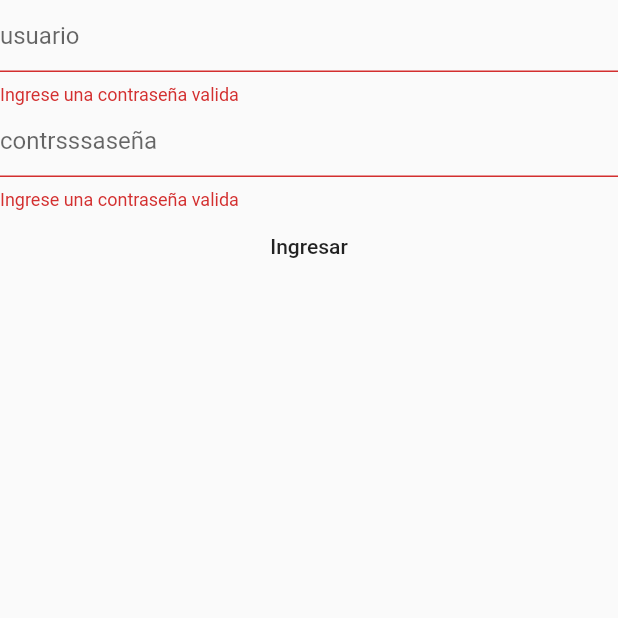
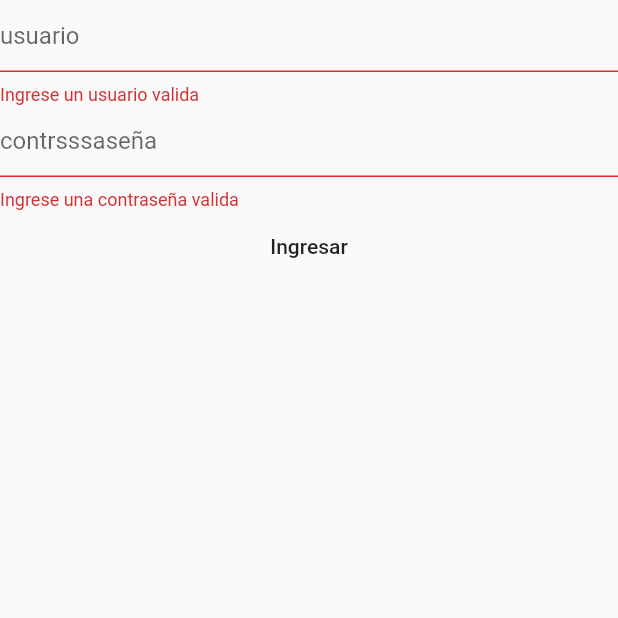
Before and after one commit to SebastianQuis/formulario-validacion-flutter-web, a Flutter app: the screen it shows after launch, after a tap on "Ingresar", on a phone screen of 412 x 824 dp, the top half of it. Run offline on Flutter 3.47's test engine with Material 2 defaults, Android fonts, the phone set to English and light mode, and no system bars.

Commit message:
version 1.1

```diff
--- a/lib/main.dart
+++ b/lib/main.dart
@@ -43,7 +43,7 @@ class Login extends StatelessWidget {
                   validator: (value) {
                     return (value != null && value.isNotEmpty)
                       ? null
-                      : 'Ingrese una contraseña valida';
+                      : 'Ingrese un usuario valida';
                   },
                   onChanged: (value) => loginFormProvider.usuario = value,
                 ),
```
